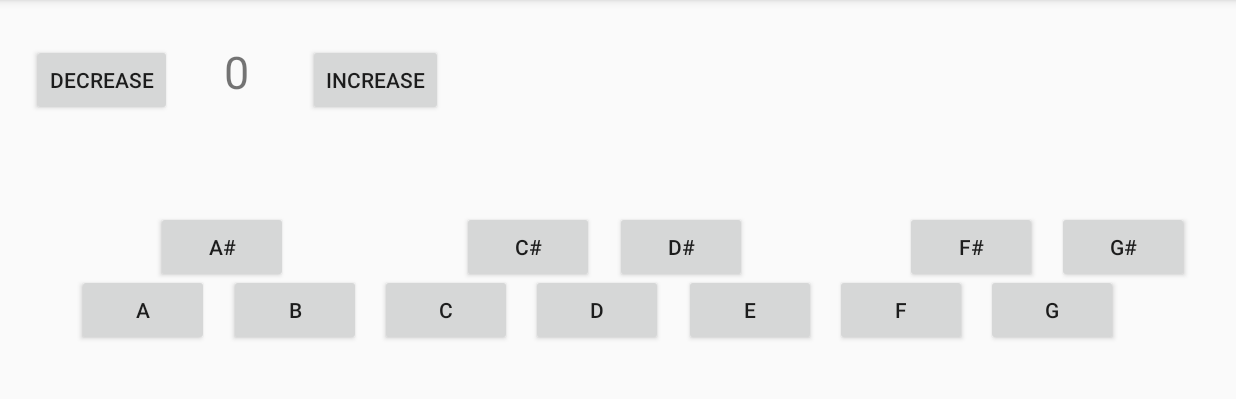
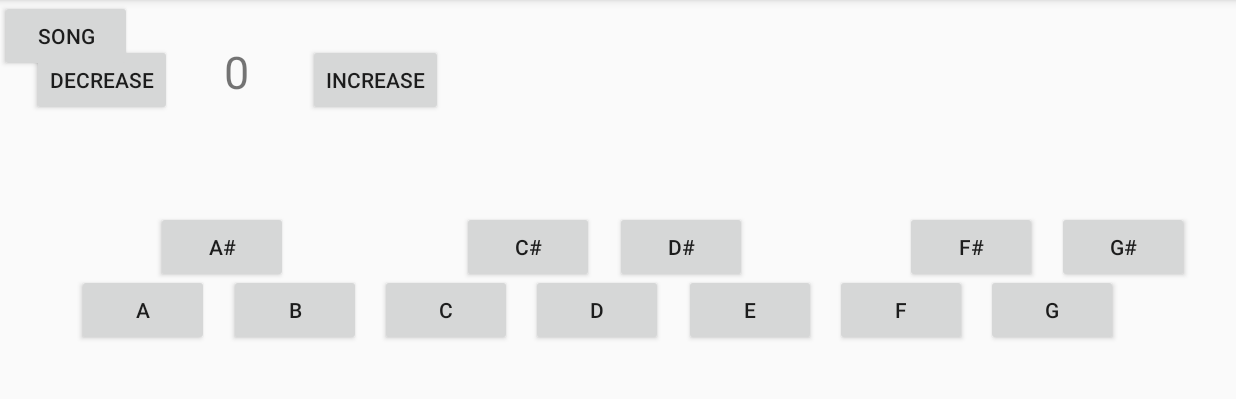
Before and after one commit to JamesDSource/Keyboard, an Android app: the screen it shows after launch (MainActivity before the commit, SoundBoardActivity after it), on a phone screen of 824 x 412 dp (held sideways), the part 72-471 px from its top. Run offline under Robolectric (Android 15) with nearby library versions, the phone set to English and light mode, and no system bars.

Commit message:
problem child

```diff
--- a/app/src/main/AndroidManifest.xml
+++ b/app/src/main/AndroidManifest.xml
@@ -10,7 +10,7 @@
         android:supportsRtl="true"
         android:theme="@style/AppTheme">
         <activity
-            android:name=".MainActivity"
+            android:name=".SoundBoardActivity"
             android:screenOrientation="sensorLandscape">
             <intent-filter>
                 <action android:name="android.intent.action.MAIN" />
--- a/app/src/main/java/com/example/keyboard/MainActivity.java
+++ b/app/src/main/java/com/example/keyboard/SoundBoardActivity.java
@@ -5,11 +5,12 @@ import androidx.appcompat.app.AppCompatActivity;
 import android.media.AudioManager;
 import android.media.SoundPool;
 import android.os.Bundle;
+import android.util.Log;
 import android.view.View;
 import android.widget.Button;
 import android.widget.TextView;
 
-public class MainActivity extends AppCompatActivity implements View.OnClickListener {
+public class SoundBoardActivity extends AppCompatActivity implements View.OnClickListener {
     private SoundPool spNotes;
     private int[] sounds;
     private Button bA;
@@ -27,6 +28,7 @@ public class MainActivity extends AppCompatActivity implements View.OnClickListe
     private TextView tvRate;
     private Button bIncrease;
     private Button bDecrease;
+    private Button bSong;
     private float rate = (float)1.0;
     private int rate_show = 0;
     @Override
@@ -37,7 +39,7 @@ public class MainActivity extends AppCompatActivity implements View.OnClickListe
         this.setVolumeControlStream(AudioManager.STREAM_MUSIC);
         wire();
         setListeners();
-        loadSounds();
+        sounds = loadSounds();
         tvRate.setText("" + rate_show);
     }
     //region wiring and loading
@@ -57,6 +59,7 @@ public class MainActivity extends AppCompatActivity implements View.OnClickListe
         tvRate = findViewById(R.id.tvRate);
         bIncrease = findViewById(R.id.bIncrease_rate);
         bDecrease = findViewById(R.id.bDecrease_rate);
+        bSong = findViewById(R.id.bSong);
     }
 
     private void setListeners(){
@@ -74,27 +77,35 @@ public class MainActivity extends AppCompatActivity implements View.OnClickListe
         bF_sharp.setOnClickListener(this);
         bIncrease.setOnClickListener(this);
         bDecrease.setOnClickListener(this);
+        bSong.setOnClickListener(this);
     }
 
-    private void loadSounds(){
-        sounds = new int[12];
-        sounds[0] = R.raw.scalea;
-        sounds[1] = R.raw.scaleb;
-        sounds[2] = R.raw.scalec;
-        sounds[3] = R.raw.scaled;
-        sounds[4] = R.raw.scalee;
-        sounds[5] = R.raw.scalef;
-        sounds[6] = R.raw.scaleg;
-        sounds[7] = R.raw.scalegs;
-        sounds[8] = R.raw.scalebb;
-        sounds[9] = R.raw.scalecs;
-        sounds[10] = R.raw.scaleds;
-        sounds[11] = R.raw.scalefs;
-        for(int i = 0; i < sounds.length; i++){
-            sounds[i] = spNotes.load(getApplicationContext(), sounds[i], 1);
+    public int[] loadSounds(){
+        int[] array = new int[12];
+        array[0] = R.raw.scalea;
+        array[1] = R.raw.scaleb;
+        array[2] = R.raw.scalec;
+        array[3] = R.raw.scaled;
+        array[4] = R.raw.scalee;
+        array[5] = R.raw.scalef;
+        array[6] = R.raw.scaleg;
+        array[7] = R.raw.scalegs;
+        array[8] = R.raw.scalebb;
+        array[9] = R.raw.scalecs;
+        array[10] = R.raw.scaleds;
+        array[11] = R.raw.scalefs;
+        for(int i = 0; i < array.length; i++){
+            array[i] = spNotes.load(this, array[i], 1);
         }
+        return array;
       }
     //endregion
+    public SoundPool getSoundPool(){
+        return spNotes;
+    }
+    public int getSounds(int index){
+        return sounds[index];
+    }
     @Override
     protected void onDestroy() {
         super.onDestroy();
@@ -118,22 +129,61 @@ public class MainActivity extends AppCompatActivity implements View.OnClickListe
             case R.id.bD_sharp: index = 10; break;
             case R.id.bF_sharp: index = 11; break;
             case R.id.bIncrease_rate:
-                if(rate < 1.9) {
-                    rate += 0.1;
+                if(rate_show < 1) {
+                    rate += 0.5;
                     rate_show++;
                 }
                 tvRate.setText("" + rate_show);
                 break;
             case R.id.bDecrease_rate:
-                if(rate > 0.1) {
-                    rate -= 0.1;
+                if(rate_show > -1) {
+                    rate -= 0.5;
                     rate_show--;
                 }
                 tvRate.setText("" + rate_show);
                 break;
+            case R.id.bSong:
+                SongPlayer songPlayer = new SongPlayer(SongPlayer.SONG.TEST);
+                new Thread(songPlayer).start();
         }
         if(index != -1) {
             spNotes.play(sounds[index], 1, 1, 1, 0, rate);
         }
     }
 }
+class SongPlayer implements Runnable {
+    private SoundBoardActivity board = new SoundBoardActivity();
+    private int[] sounds;
+    public enum SONG {
+        TEST
+    }
+    private SONG song;
+    public SongPlayer(SONG song) {
+        this.song = song;
+        sounds = board.loadSounds();
+    }
+    @Override
+    public void run() {
+        switch(song) {
+            case TEST:
+                int[] notes = {0, 1, 2, 3, 4};
+                playSong(notes);
+                break;
+        }
+    }
+    public void playSong(int[] notes){
+        for(int i = 0; i < notes.length; i++) {
+            int note = notes[i];
+            playNote(note, 1);
+            try {
+                Thread.sleep(500);
+            } catch (InterruptedException e) {
+                e.printStackTrace();
+            }
+        }
+    }
+    public void playNote(int note_index, float rate) {
+        int sound = sounds[note_index];
+        board.getSoundPool().play(sound, 1, 1, 1, 0, rate);
+    }
+}
--- a/app/src/main/res/layout/activity_main.xml
+++ b/app/src/main/res/layout/activity_main.xml
@@ -4,7 +4,7 @@
     xmlns:tools="http://schemas.android.com/tools"
     android:layout_width="match_parent"
     android:layout_height="match_parent"
-    tools:context=".MainActivity">
+    tools:context=".SoundBoardActivity">
 
     <Button
         android:id="@+id/bA"
@@ -245,4 +245,12 @@
         app:layout_constraintStart_toStartOf="parent"
         app:layout_constraintTop_toTopOf="parent"
         app:layout_constraintVertical_bias="0.072" />
+
+    <Button
+        android:id="@+id/bSong"
+        android:layout_width="wrap_content"
+        android:layout_height="wrap_content"
+        android:text="song"
+        tools:layout_editor_absoluteX="615dp"
+        tools:layout_editor_absoluteY="33dp" />
 </androidx.constraintlayout.widget.ConstraintLayout>
```
